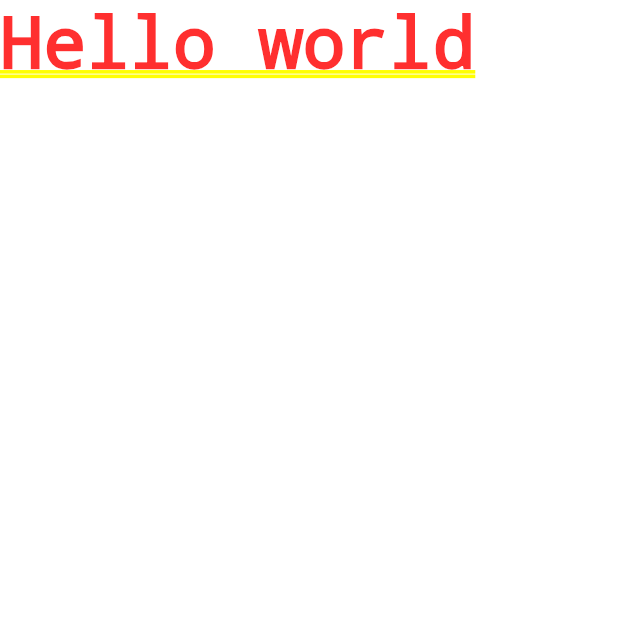
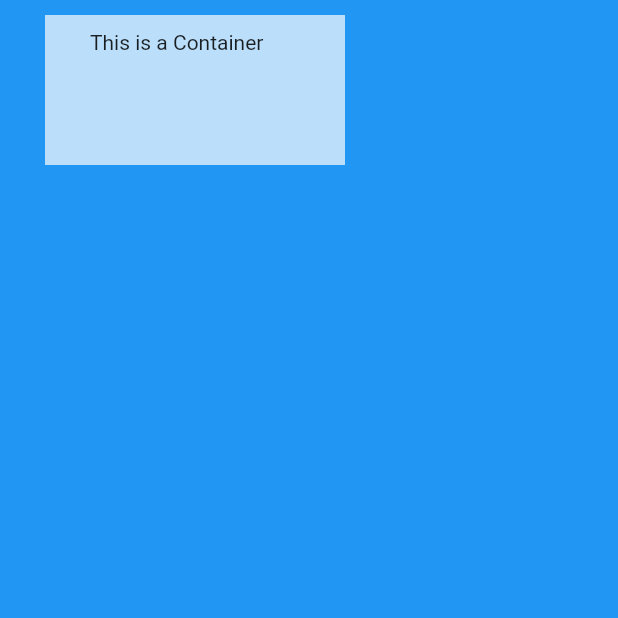
Before and after one commit to sajjad-jbr/tutorial_flutter, a Flutter app: the screen it shows after launch, on a phone screen of 412 x 824 dp, the top half of it. Run offline on Flutter 3.47's test engine with Material 2 defaults, Android fonts, the phone set to English and light mode, and no system bars.

Commit message:
work with container and its props

```diff
--- a/lib/main.dart
+++ b/lib/main.dart
@@ -1,5 +1,32 @@
 import 'package:flutter/material.dart';
 
 void main() {
-  runApp(const MaterialApp(home: Text("Hello world")));
+  runApp(const MyApp());
 }
+
+class MyApp extends StatelessWidget {
+  const MyApp({super.key});
+
+  @override
+  Widget build(BuildContext context) {
+    return MaterialApp(
+      home: Scaffold(
+        backgroundColor: Colors.blue,
+        body: SafeArea(
+          child: Container(
+            color: Colors.blue[100],
+            width: 200,
+            height: 100,
+            // padding: EdgeInsets.all(10),
+            // padding: EdgeInsets.symmetric(horizontal: 10, vertical: 25),
+            padding: const EdgeInsets.fromLTRB(30, 10, 5, 15),
+            // margin: EdgeInsets.all(10),
+            // margin: EdgeInsets.symmetric(horizontal: 10, vertical: 25),
+            margin: const EdgeInsets.fromLTRB(30, 10, 5, 15),
+            child: const Text("This is a Container"),
+          ),
+        ),
+      ),
+    );
+  }
+}
```
Also changed, not shown: 2 other files.
